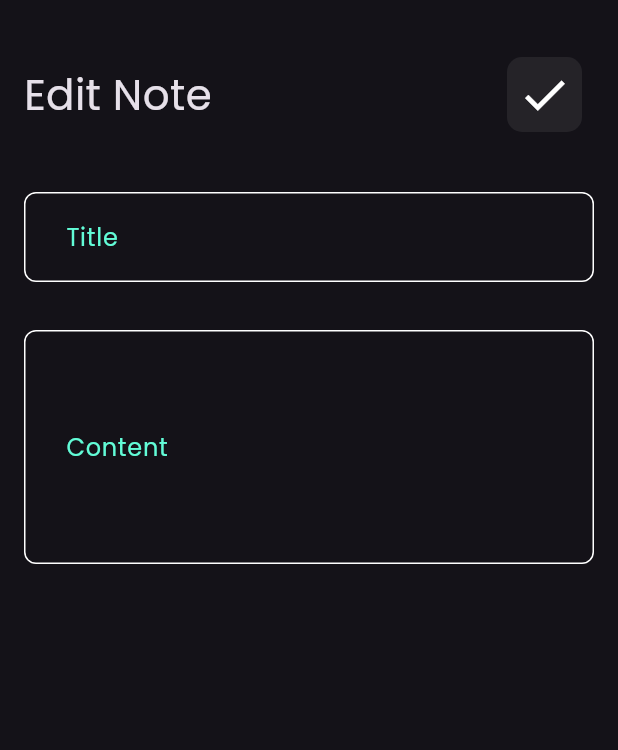
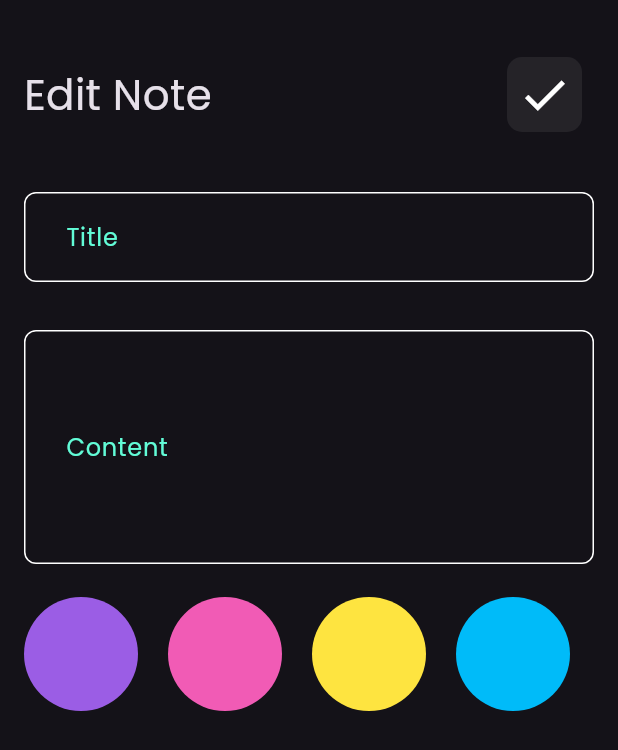
Before and after one commit to AhmedHossamEissa1/notes_app, a Flutter app: the EditView screen opened directly with empty values, on a phone screen of 412 x 824 dp. Shown: the top 750 px of the screen. Run offline on Flutter 3.47's test engine with Material 3 defaults, Android fonts, the phone set to English and light mode, and no system bars; our stand-ins replace bloc, flutter_bloc, font_awesome_flutter, hive, hive_flutter, modal_progress_hud_nsn; accounts and stored records are empty.

Commit message:
edit color list view done

```diff
--- a/lib/Views/edit_view.dart
+++ b/lib/Views/edit_view.dart
@@ -4,6 +4,8 @@ import 'package:notes_app/Cubets/notes_cubit/notes_cubit.dart';
 import 'package:notes_app/Models/note_model.dart';
 import 'package:notes_app/Widgets/Custom_Appbar.dart';
 import 'package:notes_app/Widgets/Custom_textField.dart';
+import 'package:notes_app/Widgets/colors_list_view.dart';
+import 'package:notes_app/Widgets/edit_colors_list_view.dart';
 
 class EditView extends StatefulWidget {
   final NoteModel note;
@@ -57,7 +59,11 @@ class _EditViewState extends State<EditView> {
                 },
                 text: 'Content',
                 maxLines: 5,
-              )
+              ),
+              SizedBox(
+                height: 20,
+              ),
+              EditColorsListView(note: widget.note,),
             ],
           ),
         ),
--- /dev/null
+++ b/lib/Widgets/edit_colors_list_view.dart
@@ -0,0 +1,64 @@
+import 'package:flutter/material.dart';
+import 'package:notes_app/Models/note_model.dart';
+
+class EditColorsListView extends StatefulWidget {
+  final NoteModel note;
+  EditColorsListView({super.key, required this.note});
+
+  @override
+  State<EditColorsListView> createState() => _EditColorsPageState();
+}
+
+class _EditColorsPageState extends State<EditColorsListView> {
+  List<Color> colors = [
+    Color(0xff9b5de5),
+    Color(0xfff15bb5),
+    Color(0xfffee440),
+    Color(0xff00bbf9),
+    Color(0xff00f5d4),
+  ];
+  bool? isChoosen;
+  int? turn;
+  @override
+  Widget build(BuildContext context) {
+    return Padding(
+      padding: const EdgeInsets.only(bottom: 20),
+      child: SizedBox(
+        height: 80,
+        child: ListView.builder(
+          scrollDirection: Axis.horizontal,
+          itemCount: colors.length,
+          itemBuilder: (context, index) {
+            return turn == index
+                ? Padding(
+                    padding: const EdgeInsets.only(right: 20),
+                    child: CircleAvatar(
+                      backgroundColor: Colors.white,
+                      radius: 50,
+                      child: CircleAvatar(
+                        radius: 38,
+                        backgroundColor: colors[index],
+                      ),
+                    ),
+                  )
+                : Padding(
+                    padding: const EdgeInsets.only(right: 20),
+                    child: GestureDetector(
+                      onTap: () {
+                        turn = index;
+                        widget.note.color = colors[index].value;
+
+                        setState(() {});
+                      },
+                      child: CircleAvatar(
+                        radius: 38,
+                        backgroundColor: colors[index],
+                      ),
+                    ),
+                  );
+          },
+        ),
+      ),
+    );
+  }
+}
```
